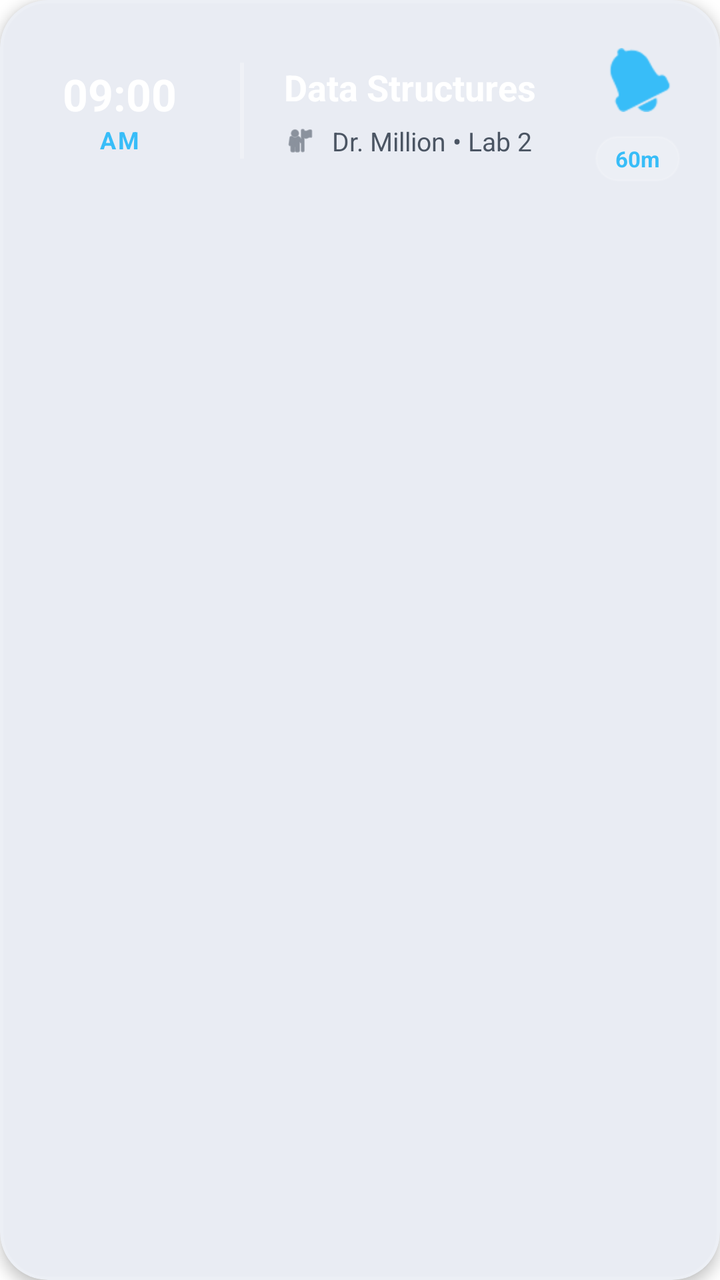
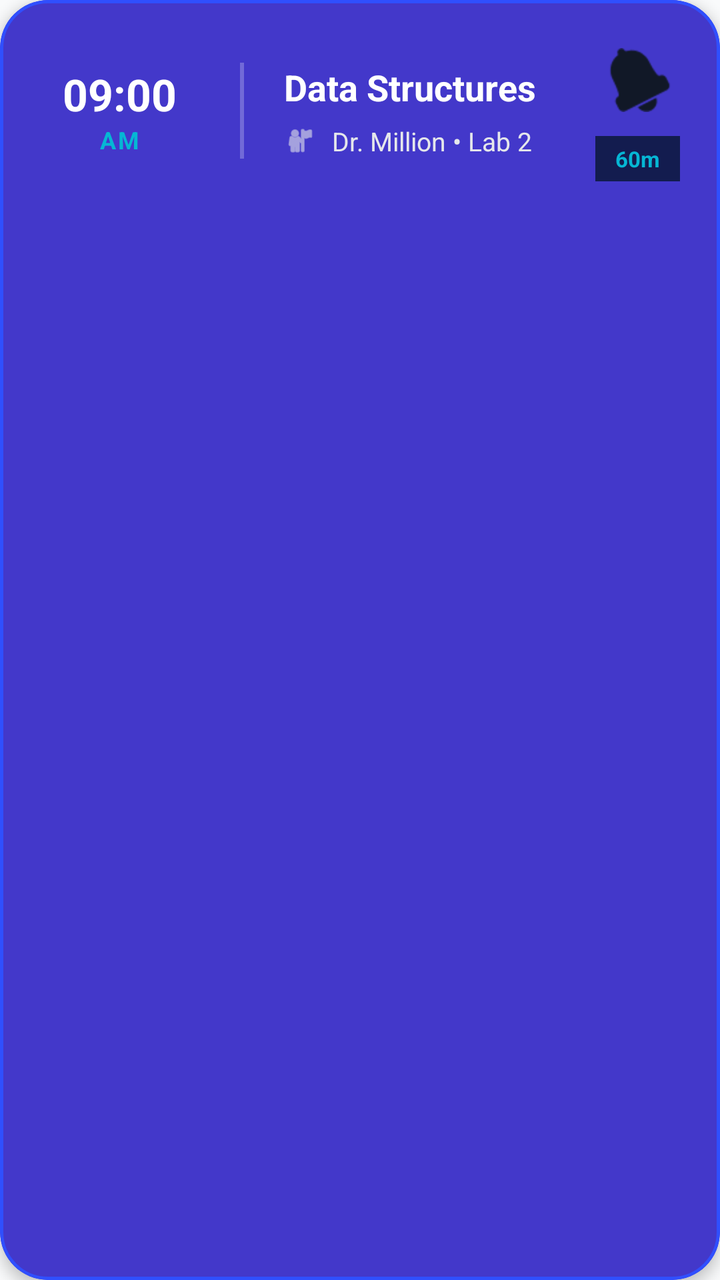

An Android layout rendered at two revisions. The XML below is the earlier revision; the diff shows what the commit changed to produce the second picture.
<!-- AndroidManifest.xml: application theme Theme.TestApp -->
<!-- res/layout/item_schedule.xml -->
<?xml version="1.0" encoding="utf-8"?>
<com.google.android.material.card.MaterialCardView xmlns:android="http://schemas.android.com/apk/res/android"
    xmlns:app="http://schemas.android.com/apk/res-auto"
    android:layout_width="match_parent"
    android:layout_height="wrap_content"
    android:layout_marginHorizontal="12dp"
    android:layout_marginVertical="8dp"
    app:cardBackgroundColor="@color/vibrant_card"
    app:cardCornerRadius="24dp"
    app:cardElevation="4dp"
    app:strokeWidth="1.5dp"
    app:strokeColor="#22FFFFFF">

    <LinearLayout
        android:layout_width="match_parent"
        android:layout_height="wrap_content"
        android:orientation="horizontal"
        android:padding="20dp"
        android:gravity="center_vertical">

        
        <LinearLayout
            android:layout_width="wrap_content"
            android:layout_height="wrap_content"
            android:gravity="center"
            android:orientation="vertical"
            android:minWidth="80dp">

            <TextView
                android:id="@+id/tvClassTime"
                android:layout_width="wrap_content"
                android:layout_height="wrap_content"
                android:text="09:00"
                android:textColor="@color/white"
                android:textSize="22sp"
                android:textStyle="bold" />

            <TextView
                android:id="@+id/tvClassTimeAmPm"
                android:layout_width="wrap_content"
                android:layout_height="wrap_content"
                android:text="AM"
                android:textColor="@color/neon_cyan"
                android:textSize="12sp"
                android:textStyle="bold"
                android:letterSpacing="0.1" />
        </LinearLayout>

        
        <View
            android:layout_width="2dp"
            android:layout_height="48dp"
            android:layout_marginHorizontal="20dp"
            android:background="#40FFFFFF" />

        
        <LinearLayout
            android:layout_width="0dp"
            android:layout_height="wrap_content"
            android:layout_weight="1"
            android:orientation="vertical">

            <TextView
                android:id="@+id/tvClassSubject"
                android:layout_width="wrap_content"
                android:layout_height="wrap_content"
                android:text="Data Structures"
                android:textColor="@color/white"
                android:textSize="18sp"
                android:textStyle="bold" />

            <LinearLayout
                android:layout_width="wrap_content"
                android:layout_height="wrap_content"
                android:layout_marginTop="6dp"
                android:gravity="center_vertical"
                android:orientation="horizontal">

                <ImageView
                    android:layout_width="16dp"
                    android:layout_height="16dp"
                    android:src="@android:drawable/ic_menu_myplaces"
                    app:tint="@color/text_secondary" />

                <TextView
                    android:id="@+id/tvClassDetails"
                    android:layout_width="wrap_content"
                    android:layout_height="wrap_content"
                    android:layout_marginStart="8dp"
                    android:text="Dr. Million • Lab 2"
                    android:textColor="@color/text_secondary"
                    android:textSize="13sp" />
            </LinearLayout>
        </LinearLayout>

        
        <LinearLayout
            android:layout_width="wrap_content"
            android:layout_height="wrap_content"
            android:orientation="vertical"
            android:gravity="end">

            <ImageButton
                android:id="@+id/btnSetReminder"
                android:layout_width="40dp"
                android:layout_height="40dp"
                android:background="?attr/selectableItemBackgroundBorderless"
                android:src="@android:drawable/ic_popup_reminder"
                app:tint="@color/neon_cyan" />

            <TextView
                android:id="@+id/tvClassDuration"
                android:layout_width="wrap_content"
                android:layout_height="wrap_content"
                android:layout_marginTop="8dp"
                android:background="@drawable/bg_exam_option"
                android:backgroundTint="#22FFFFFF"
                android:paddingHorizontal="10dp"
                android:paddingVertical="4dp"
                android:text="60m"
                android:textColor="@color/neon_cyan"
                android:textSize="11sp"
                android:textStyle="bold" />
        </LinearLayout>

    </LinearLayout>
</com.google.android.material.card.MaterialCardView>
<!-- resources referenced by this layout -->
<resources>
  <color name="neon_cyan">#38BDF8</color>
  <color name="text_secondary">#4B5563</color>
  <color name="vibrant_card">#FFFFFF</color>
  <color name="white">#FFFFFFFF</color>
  <!-- drawable bg_exam_option (drawable) -->
  <?xml version="1.0" encoding="utf-8"?>
  <selector xmlns:android="http://schemas.android.com/apk/res/android">
      <item android:state_checked="true">
          <shape android:shape="rectangle">
              <solid android:color="#E3F2FD" />
              <stroke android:width="2dp" android:color="?attr/colorPrimary" />
              <corners android:radius="12dp" />
          </shape>
      </item>
      <item>
          <shape android:shape="rectangle">
              <solid android:color="@android:color/white" />
              <stroke android:width="1dp" android:color="#EEEEEE" />
              <corners android:radius="12dp" />
          </shape>
      </item>
  </selector>
  <style name="Theme.TestApp" parent="Base.Theme.TestApp" />
  <style name="Base.Theme.TestApp" parent="Theme.Material3.DayNight.NoActionBar">
          
          <item name="colorPrimary">@color/colorPrimary</item>
          <item name="colorPrimaryVariant">@color/colorPrimaryDark</item>
          <item name="colorOnPrimary">@color/white</item>
  
          
          <item name="colorSecondary">@color/colorAccent</item>
          <item name="colorOnSecondary">@color/white</item>
  
          
          <item name="android:windowBackground">@color/dashboard_bg</item>
          <item name="colorSurface">@color/card_bg</item>
          <item name="colorOnSurface">@color/text_primary</item>
  
          
          <item name="android:statusBarColor">@color/colorPrimary</item>
          <item name="android:windowLightStatusBar">false</item>
      </style>
  <color name="colorPrimary">#1E3A8A</color>
  <color name="colorPrimaryDark">#1E3A8A</color>
  <color name="colorAccent">#3B82F6</color>
  <color name="dashboard_bg">#FFFFFF</color>
  <color name="card_bg">#FFFFFF</color>
  <color name="text_primary">#111827</color>
</resources>

<!-- the commit's change to res/layout/item_schedule.xml (unified diff, before → after) -->
@@ -5,11 +5,11 @@
     android:layout_height="wrap_content"
     android:layout_marginHorizontal="12dp"
     android:layout_marginVertical="8dp"
-    app:cardBackgroundColor="@color/vibrant_card"
+    app:cardBackgroundColor="@color/colorPrimaryDark"
     app:cardCornerRadius="24dp"
     app:cardElevation="4dp"
     app:strokeWidth="1.5dp"
-    app:strokeColor="#22FFFFFF">
+    app:strokeColor="#304FFE">
 
     <LinearLayout
         android:layout_width="match_parent"
@@ -80,7 +80,7 @@
                     android:layout_width="16dp"
                     android:layout_height="16dp"
                     android:src="@android:drawable/ic_menu_myplaces"
-                    app:tint="@color/text_secondary" />
+                    app:tint="@color/border_color" />
 
                 <TextView
                     android:id="@+id/tvClassDetails"
@@ -88,7 +88,7 @@
                     android:layout_height="wrap_content"
                     android:layout_marginStart="8dp"
                     android:text="Dr. Million • Lab 2"
-                    android:textColor="@color/text_secondary"
+                    android:textColor="@color/border_gray"
                     android:textSize="13sp" />
             </LinearLayout>
         </LinearLayout>
@@ -106,15 +106,15 @@
                 android:layout_height="40dp"
                 android:background="?attr/selectableItemBackgroundBorderless"
                 android:src="@android:drawable/ic_popup_reminder"
-                app:tint="@color/neon_cyan" />
+                app:tint="@color/text_primary" />
 
             <TextView
                 android:id="@+id/tvClassDuration"
                 android:layout_width="wrap_content"
                 android:layout_height="wrap_content"
                 android:layout_marginTop="8dp"
-                android:background="@drawable/bg_exam_option"
-                android:backgroundTint="#22FFFFFF"
+                android:background="@drawable/bg_admin_content_summer"
+                android:backgroundTint="#131C4F"
                 android:paddingHorizontal="10dp"
                 android:paddingVertical="4dp"
                 android:text="60m"
<!-- resource entries referenced after the edit -->
@@ -1,52 +1,66 @@
 <!-- resources referenced by this layout -->
 <resources>
-  <color name="neon_cyan">#38BDF8</color>
-  <color name="text_secondary">#4B5563</color>
-  <color name="vibrant_card">#FFFFFF</color>
+  <color name="border_color">@color/border_light_grey</color>
+  <color name="border_gray">@color/border_light_grey</color>
+  <color name="neon_cyan">#06B6D4</color>
   <color name="white">#FFFFFFFF</color>
-  <!-- drawable bg_exam_option (drawable) -->
+  <!-- drawable bg_admin_content_summer (drawable) -->
   <?xml version="1.0" encoding="utf-8"?>
-  <selector xmlns:android="http://schemas.android.com/apk/res/android">
-      <item android:state_checked="true">
-          <shape android:shape="rectangle">
-              <solid android:color="#E3F2FD" />
-              <stroke android:width="2dp" android:color="?attr/colorPrimary" />
-              <corners android:radius="12dp" />
-          </shape>
-      </item>
-      <item>
-          <shape android:shape="rectangle">
-              <solid android:color="@android:color/white" />
-              <stroke android:width="1dp" android:color="#EEEEEE" />
-              <corners android:radius="12dp" />
-          </shape>
-      </item>
-  </selector>
+  <shape xmlns:android="http://schemas.android.com/apk/res/android"
+      android:shape="rectangle">
+      <gradient
+          android:startColor="#0284C7"
+          android:centerColor="#38BDF8"
+          android:endColor="#BAE6FD"
+          android:angle="270" />
+  </shape>
   <style name="Theme.TestApp" parent="Base.Theme.TestApp" />
+  <color name="border_light_grey">#E5E7EB</color>
+  <color name="text_primary_dark">#111827</color>
   <style name="Base.Theme.TestApp" parent="Theme.Material3.DayNight.NoActionBar">
           
-          <item name="colorPrimary">@color/colorPrimary</item>
-          <item name="colorPrimaryVariant">@color/colorPrimaryDark</item>
+          <item name="colorPrimary">@color/blue_600</item>
           <item name="colorOnPrimary">@color/white</item>
+          <item name="colorPrimaryContainer">@color/blue_500</item>
+          <item name="colorOnPrimaryContainer">@color/white</item>
   
           
-          <item name="colorSecondary">@color/colorAccent</item>
+          <item name="colorSecondary">@color/slate_700</item>
           <item name="colorOnSecondary">@color/white</item>
+          <item name="colorSecondaryContainer">#E0E7FF</item>
+          <item name="colorOnSecondaryContainer">@color/blue_600</item>
   
           
-          <item name="android:windowBackground">@color/dashboard_bg</item>
-          <item name="colorSurface">@color/card_bg</item>
-          <item name="colorOnSurface">@color/text_primary</item>
+          <item name="android:windowBackground">@color/slate_50</item>
+          <item name="colorSurface">@color/white</item>
+          <item name="colorOnSurface">@color/slate_900</item>
+          <item name="colorSurfaceVariant">#F3F4F6</item>
+          <item name="colorOnSurfaceVariant">@color/slate_700</item>
+          <item name="colorOutline">@color/slate_200</item>
   
           
-          <item name="android:statusBarColor">@color/colorPrimary</item>
-          <item name="android:windowLightStatusBar">false</item>
+          <item name="android:textColorPrimary">@color/slate_900</item>
+          <item name="android:textColorSecondary">@color/slate_500</item>
+  
+          
+          <item name="android:statusBarColor">@color/white</item>
+          <item name="android:windowLightStatusBar">true</item>
+  
+          
+          <item name="itemIconTint">@color/nav_item_colors</item>
+          <item name="itemTextColor">@color/nav_item_colors</item>
       </style>
-  <color name="colorPrimary">#1E3A8A</color>
-  <color name="colorPrimaryDark">#1E3A8A</color>
-  <color name="colorAccent">#3B82F6</color>
-  <color name="dashboard_bg">#FFFFFF</color>
-  <color name="card_bg">#FFFFFF</color>
-  <color name="text_primary">#111827</color>
+  <color name="blue_600">@color/primary_indigo</color>
+  <color name="blue_500">#6366F1</color>
+  <color name="slate_700">#374151</color>
+  <color name="slate_50">@color/background_off_white</color>
+  <color name="slate_900">@color/text_primary_dark</color>
+  <color name="slate_200">@color/border_light_grey</color>
+  <color name="slate_500">@color/text_secondary_grey</color>
+  <color name="primary_indigo">#4F46E5</color>
+  <color name="background_off_white">#F9FAFB</color>
+  <color name="text_secondary_grey">#6B7280</color>
+  <color name="colorPrimaryDark">#4338CA</color>
+  <color name="text_primary">@color/text_primary_dark</color>
 </resources>
 
